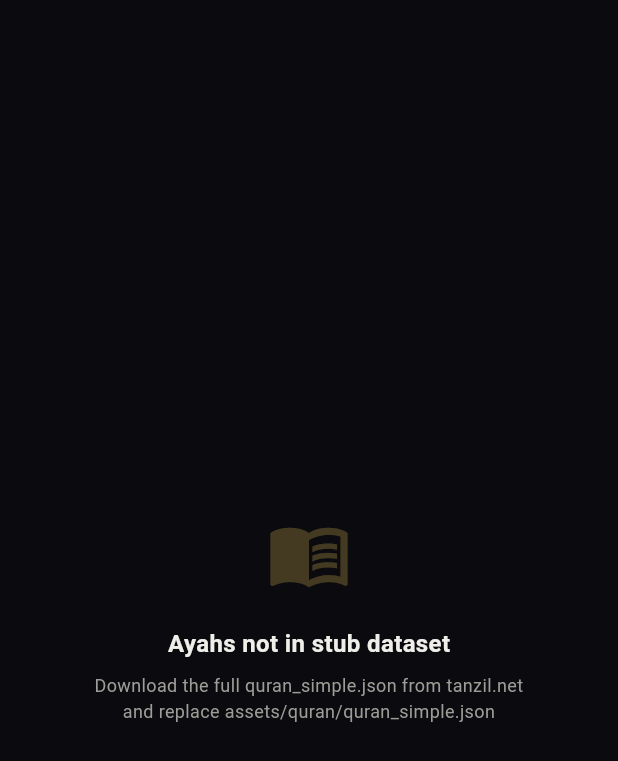
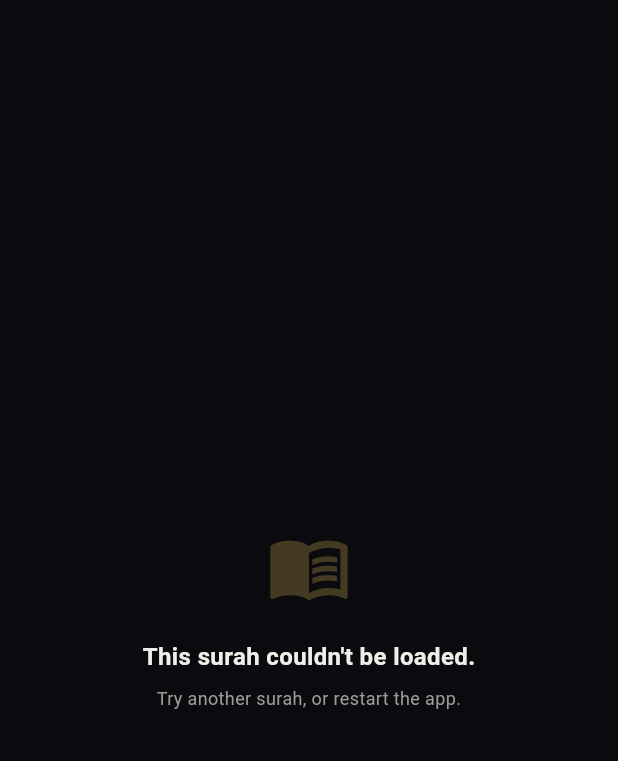
Before and after one commit to Astroneeor/deen-audio, a Flutter app: the EmptyAyahsView widget shown alone on an empty page, opened directly, on a phone screen of 412 x 824 dp. Shown: the top 761 px of the screen. Run offline on Flutter 3.47's test engine with Material 3 defaults, Android fonts, the phone set to English and light mode, and no system bars; our stand-ins replace adhan, audio_service, drift, file_picker, flutter_riverpod, go_router and 2 more; missing offline and left inert: just_audio_media_kit; accounts and stored records are empty; generated files the repository leaves out were written again.

Commit message:
Final review fixes: neutral message when a surah cannot be loaded
Co-Authored-By: Claude Opus 5.5 <noreply@anthropic.com>

```diff
--- a/lib/features/quran/ui/ayah_tile.dart
+++ b/lib/features/quran/ui/ayah_tile.dart
@@ -103,7 +103,7 @@ class _AyahBadge extends StatelessWidget {
   }
 }
 
-/// Shown when a surah's ayahs are not in the current JSON stub.
+/// Shown when a surah's ayahs could not be loaded.
 class EmptyAyahsView extends StatelessWidget {
   const EmptyAyahsView({super.key});
 
@@ -117,7 +117,7 @@ class EmptyAyahsView extends StatelessWidget {
               size: 56, color: AppColors.gold.withValues(alpha: 0.3)),
           const SizedBox(height: 20),
           const Text(
-            'Ayahs not in stub dataset',
+            "This surah couldn't be loaded.",
             style: TextStyle(
               color: AppColors.textPrimary,
               fontSize: 16,
@@ -126,8 +126,7 @@ class EmptyAyahsView extends StatelessWidget {
           ),
           const SizedBox(height: 8),
           const Text(
-            'Download the full quran_simple.json from tanzil.net\n'
-            'and replace assets/quran/quran_simple.json',
+            'Try another surah, or restart the app.',
             style: TextStyle(color: AppColors.textSecondary, fontSize: 12),
             textAlign: TextAlign.center,
           ),
```
Also changed, not shown: 1 other file.
